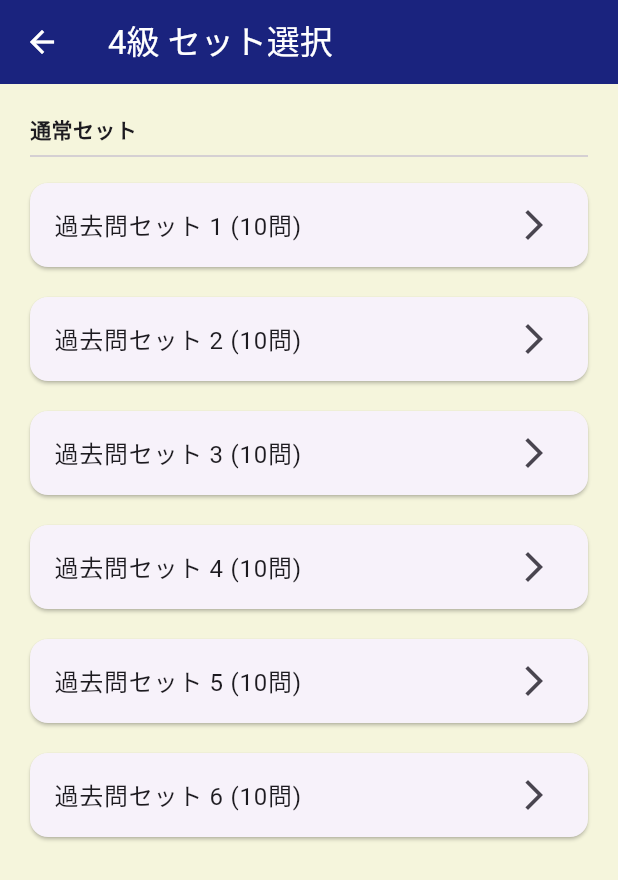
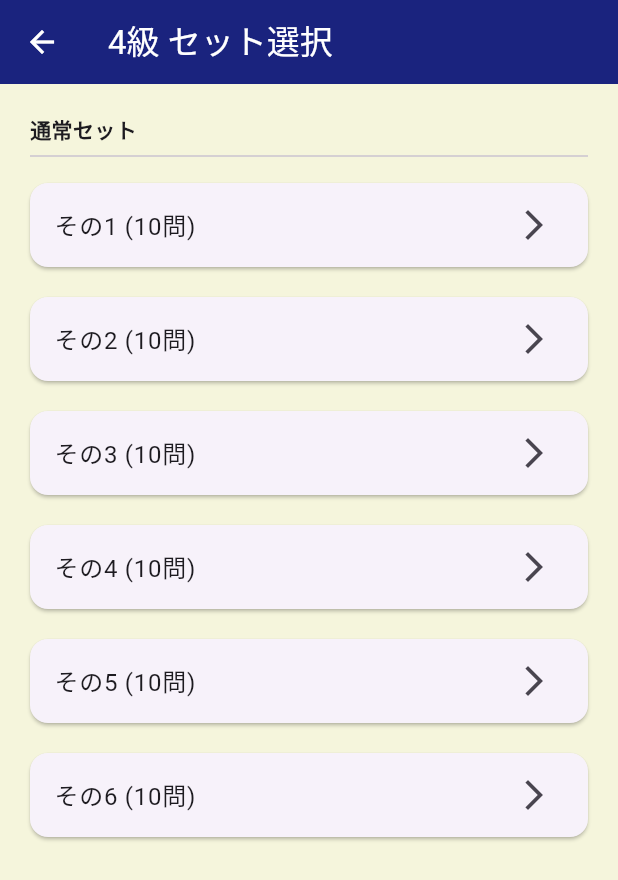
Before and after one commit to ichisak/japanese_castle_quiz, a Flutter app: the screen it shows after launch, after a tap on an icon or button, on a phone screen of 412 x 824 dp. Shown: the top 880 px of the screen. Run offline on Flutter 3.47's test engine with Material 3 defaults, Android fonts, the phone set to English and light mode, and no system bars; our stand-ins replace audioplayers, csv, shared_preferences.

Commit message:
add image

```diff
--- a/lib/main.dart
+++ b/lib/main.dart
@@ -314,7 +314,7 @@ class _LevelSelectionPageState extends State<LevelSelectionPage> {
                   return Card(
                     margin: const EdgeInsets.symmetric(vertical: 10),
                     child: ListTile(
-                      title: Text('過去問セット $setNum (10問)'),
+                      title: Text('その$setNum (10問)'),
                       trailing: const Icon(Icons.arrow_forward_ios),
                       onTap: () => _loadAndStart(context, setNum),
                     ),
```
Also changed, not shown: assets/images/22.jpg (added), assets/images/29.jpg (added), assets/images/40.jpg (added), assets/images/49.jpg (added).
